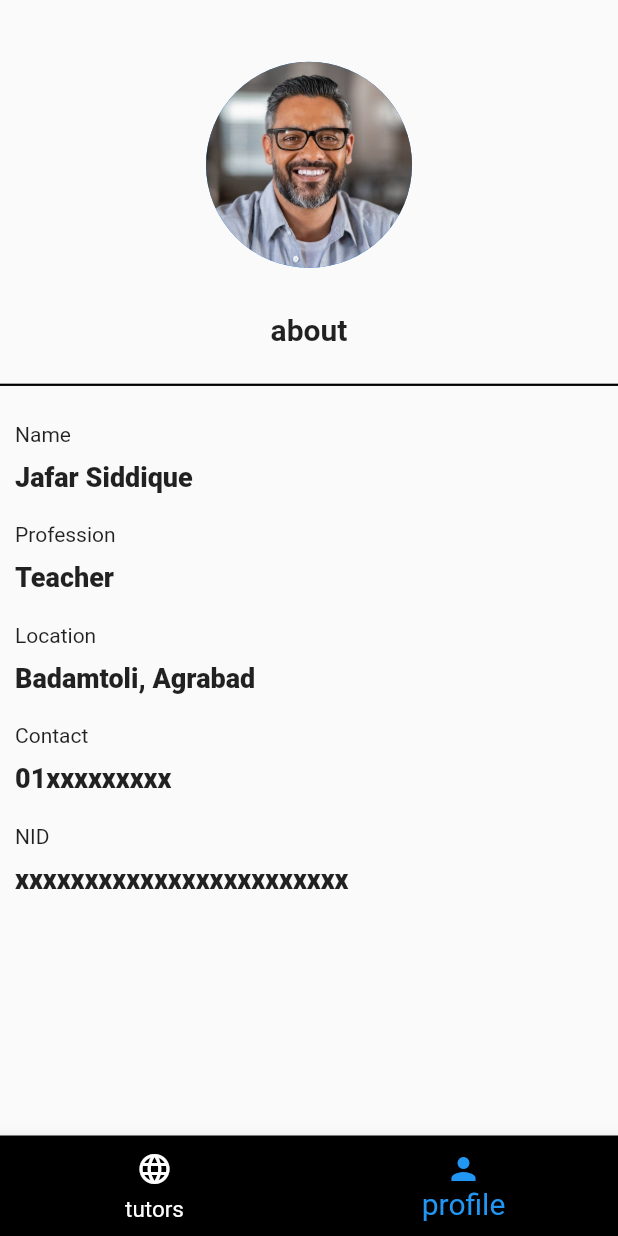
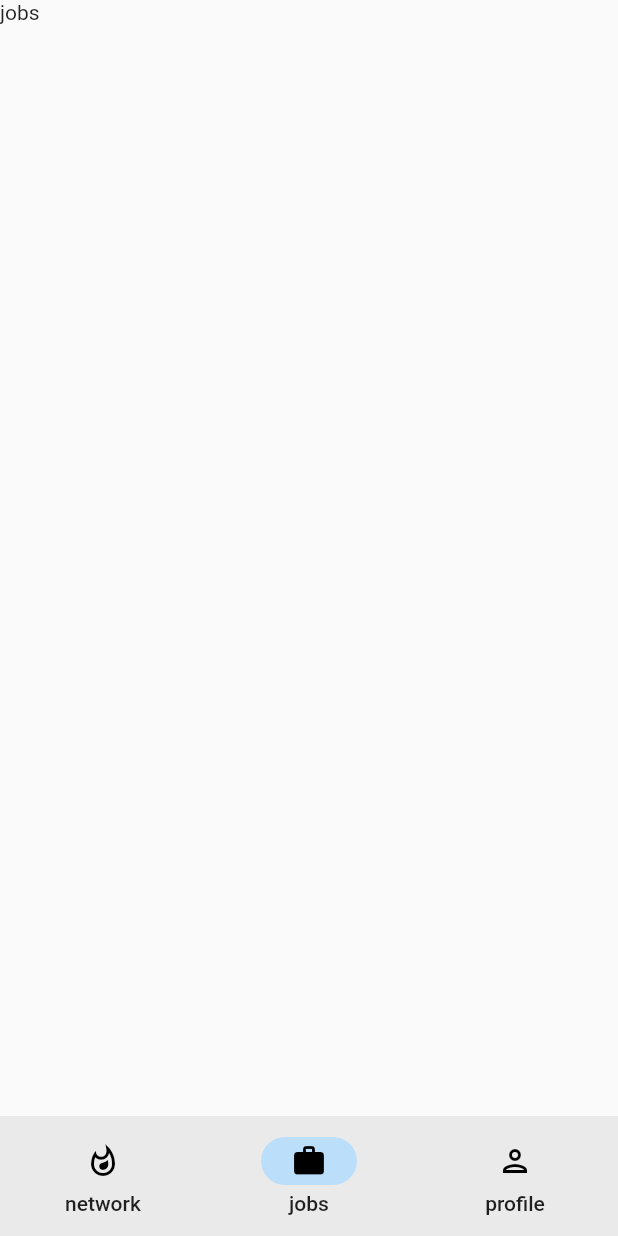
Before and after one commit to sinan546/schoolan, a Flutter app: the screen it shows after launch, item 2 of the bottom bar chosen, on a phone screen of 412 x 824 dp. Run offline on Flutter 3.47's test engine with Material 2 defaults, Android fonts, the phone set to English and light mode, and no system bars.

Commit message:
tutor profile page is undergoing

```diff
--- a/analysis_options.yaml
+++ b/analysis_options.yaml
@@ -22,6 +22,9 @@ linter:
   # `// ignore_for_file: name_of_lint` syntax on the line or in the file
   # producing the lint.
   rules:
+    prefer_const_constructors: false
+    prefer_const_literals_to_create_immutables: false
+    prefer_const_constructors_in_immutables: false
     # avoid_print: false  # Uncomment to disable the `avoid_print` rule
     # prefer_single_quotes: true  # Uncomment to enable the `prefer_single_quotes` rule
 
--- a/lib/constants.dart
+++ b/lib/constants.dart
@@ -1,5 +1 @@
 import 'package:flutter/material.dart';
-
-dynamic kWidthOfDevice(BuildContext context, double divide) {
-  return (MediaQuery.of(context).size.width) / divide;
-}
--- a/lib/main.dart
+++ b/lib/main.dart
@@ -1,16 +1,18 @@
 import 'package:flutter/material.dart';
-import 'parentPages/parentHomePage.dart';
+import 'parent_pages/parent_home_page.dart';
+import 'tutor-pages/tutor_home_page.dart';
 
 void main() {
-  runApp(MyApp());
+  runApp(const MyApp());
 }
 
 class MyApp extends StatelessWidget {
-  MyApp({Key? key}) : super(key: key);
+  const MyApp({Key? key}) : super(key: key);
 
   @override
   Widget build(BuildContext context) {
     return MaterialApp(
+      debugShowCheckedModeBanner: false,
       title: 'Flutter Demo',
       theme: ThemeData(
         dividerTheme: const DividerThemeData(
@@ -20,7 +22,8 @@ class MyApp extends StatelessWidget {
         ),
         primarySwatch: Colors.blue,
       ),
-      home: const SafeArea(child: ParentHomePage()),
+      home: const SafeArea(child: TutorHomePage()),
+      // home: const SafeArea(child: ParentHomePage()),
     );
   }
 }
--- a/lib/parentPages/parentHomePage.dart
+++ /dev/null
@@ -1,44 +0,0 @@
-import 'package:flutter/material.dart';
-import 'parentProfilePage.dart';
-import 'tutorsPage.dart';
-
-class ParentHomePage extends StatefulWidget {
-  const ParentHomePage({Key? key}) : super(key: key);
-
-  @override
-  _ParentHomePageState createState() => _ParentHomePageState();
-}
-
-class _ParentHomePageState extends State<ParentHomePage> {
-  int currentIndex = 0;
-  final screens = [
-    Tutors(),
-    ParentProfile(),
-  ];
-
-  @override
-  Widget build(BuildContext context) {
-    return Scaffold(
-      body: IndexedStack(
-        index: currentIndex,
-        children: screens,
-      ),
-      bottomNavigationBar: BottomNavigationBar(
-        selectedFontSize: 20,
-        unselectedFontSize: 15,
-        backgroundColor: Colors.black,
-        selectedItemColor: Colors.blue,
-        unselectedItemColor: Colors.white,
-        currentIndex: currentIndex,
-        onTap: (index) => setState(() {
-          currentIndex = index;
-        }),
-        type: BottomNavigationBarType.fixed,
-        items: const [
-          BottomNavigationBarItem(icon: Icon(Icons.language), label: 'tutors'),
-          BottomNavigationBarItem(icon: Icon(Icons.person), label: 'profile'),
-        ],
-      ),
-    );
-  }
-}
--- a/lib/parentPages/parentProfilePage.dart
+++ /dev/null
@@ -1,107 +0,0 @@
-import 'package:flutter/material.dart';
-import 'package:tuition/constants.dart';
-
-class ParentProfile extends StatefulWidget {
-  const ParentProfile({Key? key}) : super(key: key);
-
-  @override
-  _ParentProfileState createState() => _ParentProfileState();
-}
-
-class _ParentProfileState extends State<ParentProfile> {
-  @override
-  Widget build(BuildContext context) {
-    return ListView(
-      children: [
-        Column(
-          mainAxisAlignment: MainAxisAlignment.start,
-          crossAxisAlignment: CrossAxisAlignment.center,
-          children: [
-            SizedBox(
-              height: kWidthOfDevice(context, 10),
-            ),
-            CircleAvatar(
-              backgroundImage: const AssetImage('assets/images/father2.jpg'),
-              maxRadius: kWidthOfDevice(context, 6),
-            ),
-            const SizedBox(
-              height: 30,
-            ),
-            const Text(
-              'about',
-              style: TextStyle(
-                fontSize: 20,
-                fontWeight: FontWeight.w600,
-              ),
-            ),
-            const Divider(),
-          ],
-        ),
-        Container(
-          margin: EdgeInsets.only(left: 10, right: 10, bottom: 10),
-          child: Row(
-            children: [
-              Column(
-                crossAxisAlignment: CrossAxisAlignment.start,
-                children: const [
-                  Text('Name'),
-                  SizedBox(
-                    height: 10,
-                  ),
-                  Text(
-                    'Jafar Siddique',
-                    style: TextStyle(fontWeight: FontWeight.w900, fontSize: 18),
-                  ),
-                  SizedBox(
-                    height: 20,
-                  ),
-                  Text('Profession'),
-                  SizedBox(
-                    height: 10,
-                  ),
-                  Text(
-                    'Teacher',
-                    style: TextStyle(fontWeight: FontWeight.w900, fontSize: 18),
-                  ),
-                  SizedBox(
-                    height: 20,
-                  ),
-                  Text('Location'),
-                  SizedBox(
-                    height: 10,
-                  ),
-                  Text(
-                    'Badamtoli, Agrabad',
-                    style: TextStyle(fontWeight: FontWeight.w900, fontSize: 18),
-                  ),
-                  SizedBox(
-                    height: 20,
-                  ),
-                  Text('Contact'),
-                  SizedBox(
-                    height: 10,
-                  ),
-                  Text(
-                    '01xxxxxxxxx',
-                    style: TextStyle(fontWeight: FontWeight.w900, fontSize: 18),
-                  ),
-                  SizedBox(
-                    height: 20,
-                  ),
-                  Text('NID'),
-                  SizedBox(
-                    height: 10,
-                  ),
-                  Text(
-                    'xxxxxxxxxxxxxxxxxxxxxxxx',
-                    style: TextStyle(fontWeight: FontWeight.w900, fontSize: 18),
-                  ),
-                ],
-              ),
-            ],
-          ),
-        )
-      ],
-    );
-  }
-}
--- /dev/null
+++ b/lib/tutor-pages/jobs_page.dart
@@ -0,0 +1,17 @@
+import 'package:flutter/material.dart';
+
+class Jobs extends StatefulWidget {
+  const Jobs({Key? key}) : super(key: key);
+
+  @override
+  State<Jobs> createState() => _JobsState();
+}
+
+class _JobsState extends State<Jobs> {
+  @override
+  Widget build(BuildContext context) {
+    return Container(
+      child: Text('jobs'),
+    );
+  }
+}
--- /dev/null
+++ b/lib/tutor-pages/tutor_home_page.dart
@@ -0,0 +1,52 @@
+import 'package:flutter/material.dart';
+import 'jobs_page.dart';
+import 'network_page.dart';
+import 'tutor_profile_page.dart';
+
+class TutorHomePage extends StatefulWidget {
+  const TutorHomePage({Key? key}) : super(key: key);
+
+  @override
+  State<TutorHomePage> createState() => _TutorHomePageState();
+}
+
+class _TutorHomePageState extends State<TutorHomePage> {
+  int currentIndex = 0;
+  final screens = [const Networks(), const Jobs(), const TutorProfile()];
+
+  @override
+  Widget build(BuildContext context) {
+    return Scaffold(
+      body: IndexedStack(
+        index: currentIndex,
+        children: screens,
+      ),
+      bottomNavigationBar: NavigationBarTheme(
+        data: NavigationBarThemeData(
+            indicatorColor: Colors.blue.shade100,
+            labelTextStyle: MaterialStateProperty.all(
+                const TextStyle(fontSize: 14, fontWeight: FontWeight.w500))),
+        child: NavigationBar(
+          selectedIndex: currentIndex,
+          onDestinationSelected: (index) => setState(() {
+            currentIndex = index;
+          }),
+          destinations: const [
+            NavigationDestination(
+                icon: Icon(Icons.whatshot_outlined),
+                selectedIcon: Icon(Icons.whatshot),
+                label: 'network'),
+            NavigationDestination(
+                icon: Icon(Icons.work_outline_outlined),
+                selectedIcon: Icon(Icons.work_outlined),
+                label: 'jobs'),
+            NavigationDestination(
+                icon: Icon(Icons.person_outlined),
+                selectedIcon: Icon(Icons.person),
+                label: 'profile'),
+          ],
+        ),
+      ),
+    );
+  }
+}
```
Also changed, not shown: lib/parent_pages/parent_home_page.dart (added, +45 -0 lines), lib/parent_pages/parent_profile_page.dart (added, +103 -0 lines), lib/tutor-pages/network_page.dart (added, +17 -0 lines), lib/tutor-pages/tutor_profile_page.dart (added, +175 -0 lines), assets/images/tutor.jpg (added), assets/images/tutor2.jpg (added), lib/parent_pages/tutors_page.dart (renamed from lib/parentPages/tutorsPage.dart).
